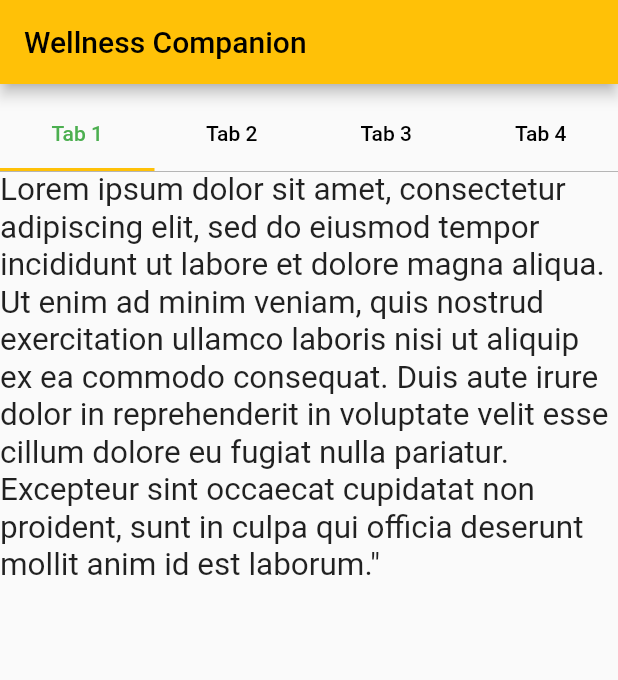
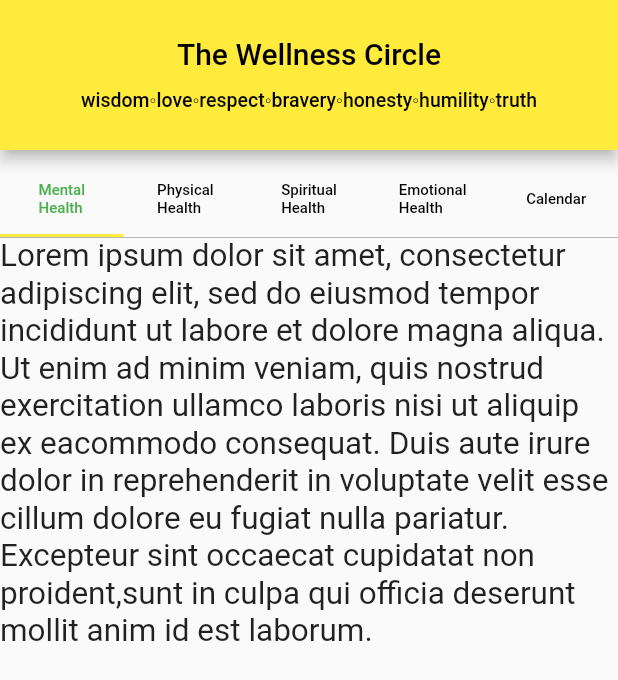
Before and after one commit to jfavery/wellness, a Flutter app: the screen it shows after launch, on a phone screen of 412 x 824 dp. Shown: the top 680 px of the screen. Run offline on Flutter 3.47's test engine with Material 2 defaults, Android fonts, the phone set to English and light mode, and no system bars; Roboto replaces fonts that are missing (Arial).

Commit message:
Fixing height, font issues.

```diff
--- a/lib/main.dart
+++ b/lib/main.dart
@@ -14,7 +14,7 @@
       title: 'Wellness',
       debugShowCheckedModeBanner: false,
       theme: ThemeData(
-        primarySwatch: Colors.amber,
+        primarySwatch: Colors.yellow,
         visualDensity: VisualDensity.adaptivePlatformDensity,
       ),
       home: MyHomePage(),
@@ -32,7 +32,25 @@
   Widget build(BuildContext context) {
     return Scaffold(
       appBar: AppBar(
-        title: const Text('Wellness Companion'),
+        toolbarHeight: 100,
+        title: Column(
+            children: <Widget>[
+              SizedBox(height: 10),
+              Align(
+                alignment: Alignment.topCenter,
+                child: Text('The Wellness Circle', style: TextStyle(fontSize: 20))
+              ),
+              SizedBox(height: 10),
+              Align(
+                alignment: Alignment.bottomCenter,
+                child: Text(
+                    'wisdom◦love◦respect◦bravery◦honesty◦humility◦truth',
+                    style: TextStyle(fontSize: 13)
+                )
+              ),
+              SizedBox(height: 10),
+            ]),
+        foregroundColor: Colors.black,
       ),
       body: Column(
         crossAxisAlignment: CrossAxisAlignment.stretch,
@@ -41,23 +59,25 @@
           // const Text('Instructions can go here',
           //     textAlign: TextAlign.center, style: TextStyle(fontSize: 22)),
           DefaultTabController(
-            length: 4, // length of tabs
+            length: 5, // length of tabs
             initialIndex: 0,
             child: Column(
               crossAxisAlignment: CrossAxisAlignment.stretch,
               children: <Widget>[
                 const TabBar(
                   labelColor: Colors.green,
+                  labelStyle: TextStyle(fontSize: 10.0,fontFamily: 'Arial'),
                   unselectedLabelColor: Colors.black,
                   tabs: [
-                    Tab(text: 'Tab 1'),
-                    Tab(text: 'Tab 2'),
-                    Tab(text: 'Tab 3'),
-                    Tab(text: 'Tab 4'),
+                    Tab(text: 'Mental\nHealth'),
+                    Tab(text: 'Physical\nHealth'),
+                    Tab(text: 'Spiritual\nHealth'),
+                    Tab(text: 'Emotional\nHealth'),
+                    Tab(text: 'Calendar')
                   ],
                 ),
                 Container(
-                  height: 700, //height of TabBarView
+                  height: 650, //height of TabBarView
                   decoration: const BoxDecoration(
                       border: Border(
                           top: BorderSide(color: Colors.grey, width: 0.5))),
@@ -65,7 +85,7 @@
                     children: <Widget>[
                       Align (
                         alignment: Alignment.topLeft,
-                        child: Text('Lorem ipsum dolor sit amet, consectetur adipiscing elit, sed do eiusmod tempor incididunt ut labore et dolore magna aliqua. Ut enim ad minim veniam, quis nostrud exercitation ullamco laboris nisi ut aliquip ex ea commodo consequat. Duis aute irure dolor in reprehenderit in voluptate velit esse cillum dolore eu fugiat nulla pariatur. Excepteur sint occaecat cupidatat non proident, sunt in culpa qui officia deserunt mollit anim id est laborum."',
+                        child: Text('Lorem ipsum dolor sit amet, consectetur adipiscing elit, sed do eiusmod tempor incididunt ut labore et dolore magna aliqua. Ut enim ad minim veniam, quis nostrud exercitation ullamco laboris nisi ut aliquip ex eacommodo consequat. Duis aute irure dolor in reprehenderit in voluptate velit esse cillum dolore eu fugiat nulla pariatur. Excepteur sint occaecat cupidatat non proident,sunt in culpa qui officia deserunt mollit anim id est laborum.',
                           style: TextStyle(
                                 fontSize: 21, fontWeight: FontWeight.normal
                             ),
@@ -95,6 +115,14 @@
                             ),
                         ),
                       ),
+                      Align(
+                        alignment: Alignment.topLeft,
+                        child: Text('At vero eos et accusamus et iusto odio dignissimos ducimus qui blanditiis praesentium voluptatum deleniti atque corrupti quos dolores et quas molestias excepturi sint occaecati cupiditate non provident, similique sunt in culpa qui officia deserunt mollitia animi, id est laborum et dolorum fuga. Et harum quidem rerum facilis est et expedita distinctio. Nam libero tempore, cum soluta nobis est eligendi optio cumque nihil impedit quo minus id quod maxime placeat facere possimus, omnis voluptas assumenda est, omnis dolor repellendus. Temporibus autem quibusdam et aut officiis debitis aut rerum necessitatibus saepe eveniet ut et voluptates repudiandae sint et molestiae non recusandae. Itaque earum rerum hic tenetur a sapiente delectus, ut aut reiciendis voluptatibus maiores alias consequatur aut perferendis doloribus asperiores repellat.',
+                            style: TextStyle(
+                                fontSize: 21, fontWeight: FontWeight.normal
+                            )
+                        ),
+                      ),
                     ],
                   ),
                 ),
```
Also changed, not shown: 13 other files.
